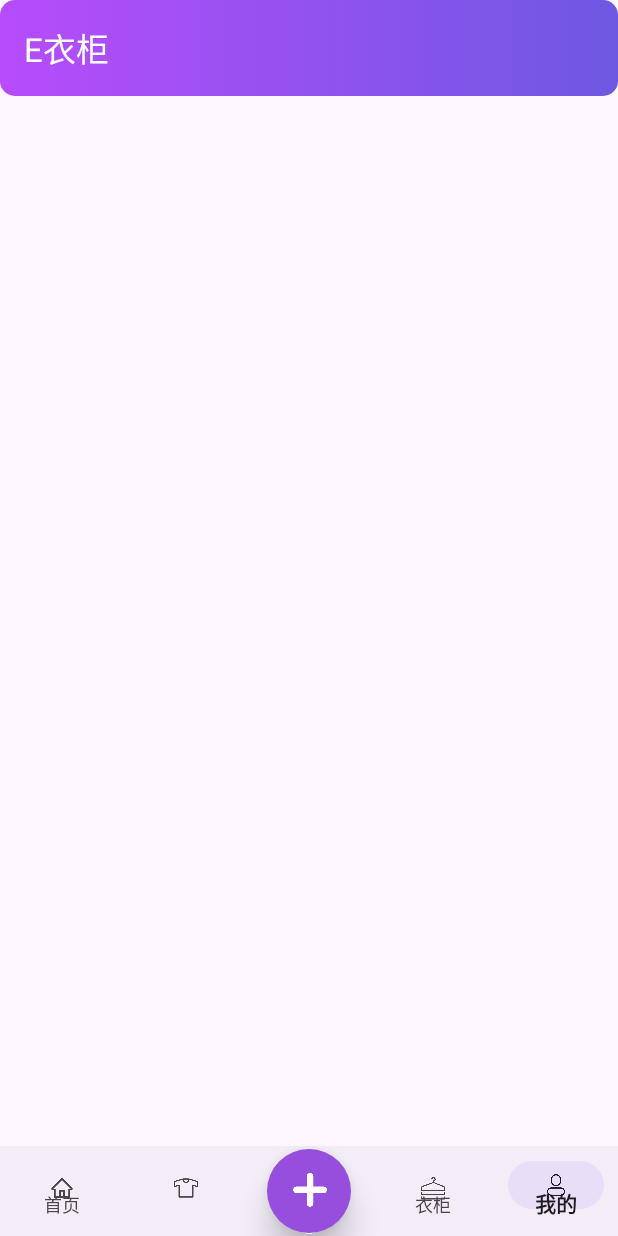
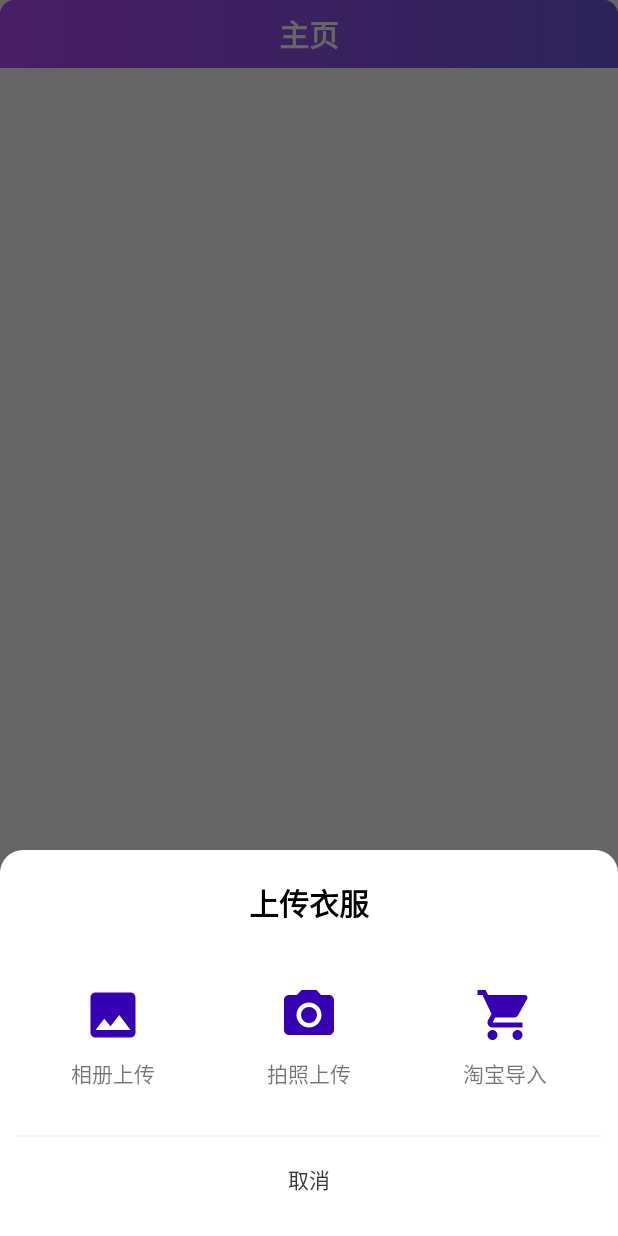
Before and after one commit to junhqin/ECloset, an Android app: the MainActivity screen opened directly, with no data from a screen before it, item 5 of the bottom bar chosen, on a phone screen of 412 x 824 dp. Run offline under Robolectric (Android 15) with nearby library versions, the phone set to English and light mode, and no system bars.

Commit message:
利用BottomSheetDialogFragment实现上传图片时选择上传方式

```diff
--- a/app/src/main/AndroidManifest.xml
+++ b/app/src/main/AndroidManifest.xml
@@ -12,6 +12,7 @@
         android:supportsRtl="true"
         android:theme="@style/Theme.ECloset"
         tools:targetApi="31">
+
         <activity
             android:name=".Activity.LoginActivity"
             android:exported="false" />
@@ -20,6 +21,7 @@
             android:exported="true">
             <intent-filter>
                 <action android:name="android.intent.action.MAIN" />
+
                 <category android:name="android.intent.category.LAUNCHER" />
             </intent-filter>
         </activity>
@@ -28,9 +30,9 @@
             android:exported="true">
             <intent-filter>
                 <action android:name="LoginSuccess" />
-                <category android:name="android.intent.category.DEFAULT"/>
+
+                <category android:name="android.intent.category.DEFAULT" />
             </intent-filter>
-
         </activity>
     </application>
 
--- a/app/src/main/java/com/ecloset/Activity/MainActivity.java
+++ b/app/src/main/java/com/ecloset/Activity/MainActivity.java
@@ -8,14 +8,18 @@ import androidx.viewpager.widget.ViewPager;
 import android.annotation.SuppressLint;
 import android.os.Bundle;
 import android.view.MenuItem;
+import android.view.View;
+import android.view.WindowManager;
 
 import com.ecloset.Adapter.vpAdapter;
+import com.ecloset.dialog.MyBottomSheetDialog;
 import com.ecloset.Fragment.ClosetFragment;
 import com.ecloset.Fragment.ClothesFragment;
 import com.ecloset.Fragment.HomeFragment;
 import com.ecloset.Fragment.MineFragment;
 import com.ecloset.R;
 import com.google.android.material.bottomnavigation.BottomNavigationView;
+import com.google.android.material.floatingactionbutton.FloatingActionButton;
 
 import java.util.ArrayList;
 import java.util.List;
@@ -25,7 +29,7 @@ public class MainActivity extends AppCompatActivity {
     private BottomNavigationView mbottomNavigationView;
     private vpAdapter mStateVpAdapter;
     private List<Fragment> mFragmentList;
-
+    private FloatingActionButton btn_add;
 
     @SuppressLint("MissingInflatedId")
     @Override
@@ -33,7 +37,47 @@ public class MainActivity extends AppCompatActivity {
         super.onCreate(savedInstanceState);
 
         setContentView(R.layout.activity_main);
+
         init();
+        setListener();
+    }
+
+
+    private void onPagerScrolled(int position) {
+        switch (position) {
+            case 0:
+                mbottomNavigationView.setSelectedItemId(R.id.menu_home);
+                break;
+            case 1:
+                mbottomNavigationView.setSelectedItemId(R.id.menu_clothes);
+                break;
+            case 2:
+                mbottomNavigationView.setSelectedItemId(R.id.menu_closet);
+                break;
+            case 3:
+                mbottomNavigationView.setSelectedItemId(R.id.menu_mine);
+                break;
+            default:
+                break;
+        }
+    }
+
+
+    private void init(){
+        btn_add = findViewById(R.id.floatingButton);
+        mViewPager = findViewById(R.id.vp);
+        mbottomNavigationView = findViewById(R.id.bottom_menu);
+        mFragmentList = new ArrayList<>();
+        mFragmentList.add(new HomeFragment());
+        mFragmentList.add(new ClothesFragment());
+        mFragmentList.add(new ClosetFragment());
+        mFragmentList.add(new MineFragment());
+        mStateVpAdapter = new vpAdapter(getSupportFragmentManager(), mFragmentList);
+        mViewPager.setAdapter(mStateVpAdapter);
+
+    }
+
+    private void setListener(){
         mViewPager.addOnPageChangeListener(new ViewPager.OnPageChangeListener() {
             @Override
             public void onPageScrolled(int position, float positionOffset, int positionOffsetPixels) {
@@ -72,35 +116,16 @@ public class MainActivity extends AppCompatActivity {
 
             }
         });
-    }
-    private void onPagerScrolled(int position) {
-        switch (position) {
-            case 0:
-                mbottomNavigationView.setSelectedItemId(R.id.menu_home);
-                break;
-            case 1:
-                mbottomNavigationView.setSelectedItemId(R.id.menu_clothes);
-                break;
-            case 2:
-                mbottomNavigationView.setSelectedItemId(R.id.menu_closet);
-                break;
-            case 3:
-                mbottomNavigationView.setSelectedItemId(R.id.menu_mine);
-                break;
-            default:
-                break;
-        }
-    }
-    private void init(){
-        mViewPager = findViewById(R.id.vp);
-        mbottomNavigationView = findViewById(R.id.bottom_menu);
-        mFragmentList = new ArrayList<>();
-        mFragmentList.add(new HomeFragment());
-        mFragmentList.add(new ClothesFragment());
-        mFragmentList.add(new ClosetFragment());
-        mFragmentList.add(new MineFragment());
-        mStateVpAdapter = new vpAdapter(getSupportFragmentManager(), mFragmentList);
-        mViewPager.setAdapter(mStateVpAdapter);
+        //添加衣物的按钮
+        btn_add.setOnClickListener(new View.OnClickListener() {
+            @Override
+            public void onClick(View view) {
+                MyBottomSheetDialog myBottomSheetDialog = new MyBottomSheetDialog();
+                myBottomSheetDialog.show(getSupportFragmentManager(), "MyBottomSheetDialog");
+            }
+        });
+
     }
 
+
 }
--- /dev/null
+++ b/app/src/main/java/com/ecloset/dialog/MyBottomSheetDialog.java
@@ -0,0 +1,47 @@
+package com.ecloset.dialog;
+
+import android.os.Bundle;
+import android.view.LayoutInflater;
+import android.view.View;
+import android.view.ViewGroup;
+import android.widget.TextView;
+
+import androidx.annotation.NonNull;
+import androidx.annotation.Nullable;
+
+import com.ecloset.R;
+import com.google.android.material.bottomsheet.BottomSheetDialogFragment;
+
+public class MyBottomSheetDialog extends BottomSheetDialogFragment {
+
+    @Override
+    public void onCreate(@Nullable Bundle savedInstanceState) {
+        super.onCreate(savedInstanceState);
+        setStyle(STYLE_NORMAL, R.style.BottomSheetDialog);
+    }
+
+    @Nullable
+    @Override
+    public View onCreateView(@NonNull LayoutInflater inflater, @Nullable ViewGroup container, @Nullable Bundle savedInstanceState) {
+        View view = inflater.inflate(R.layout.dialog_my_bottom_sheet, container, false);
+        initView(view);
+        return view;
+
+    }
+
+    private void initView(View view){
+        //do something
+        TextView tv_cancel = view.findViewById(R.id.tv_cancel);
+        tv_cancel.setOnClickListener(new View.OnClickListener() {
+            @Override
+            public void onClick(View view) {
+                dismiss();
+            }
+        });
+    }
+
+    @Override
+    public void onStart() {
+        super.onStart();
+    }
+}
--- /dev/null
+++ b/app/src/main/res/drawable/ic_album_photo_24.xml
@@ -0,0 +1,5 @@
+<vector android:height="24dp" android:tint="#3700B3"
+    android:viewportHeight="24" android:viewportWidth="24"
+    android:width="24dp" xmlns:android="http://schemas.android.com/apk/res/android">
+    <path android:fillColor="@android:color/white" android:pathData="M21,19V5c0,-1.1 -0.9,-2 -2,-2H5c-1.1,0 -2,0.9 -2,2v14c0,1.1 0.9,2 2,2h14c1.1,0 2,-0.9 2,-2zM8.5,13.5l2.5,3.01L14.5,12l4.5,6H5l3.5,-4.5z"/>
+</vector>
--- /dev/null
+++ b/app/src/main/res/drawable/ic_photo_camera.xml
@@ -0,0 +1,6 @@
+<vector android:height="24dp" android:tint="#3700B3"
+    android:viewportHeight="24" android:viewportWidth="24"
+    android:width="24dp" xmlns:android="http://schemas.android.com/apk/res/android">
+    <path android:fillColor="@android:color/white" android:pathData="M12,12m-3.2,0a3.2,3.2 0,1 1,6.4 0a3.2,3.2 0,1 1,-6.4 0"/>
+    <path android:fillColor="@android:color/white" android:pathData="M9,2L7.17,4L4,4c-1.1,0 -2,0.9 -2,2v12c0,1.1 0.9,2 2,2h16c1.1,0 2,-0.9 2,-2L22,6c0,-1.1 -0.9,-2 -2,-2h-3.17L15,2L9,2zM12,17c-2.76,0 -5,-2.24 -5,-5s2.24,-5 5,-5 5,2.24 5,5 -2.24,5 -5,5z"/>
+</vector>
--- /dev/null
+++ b/app/src/main/res/drawable/ic_taobao.xml
@@ -0,0 +1,5 @@
+<vector android:height="24dp" android:tint="#3700B3"
+    android:viewportHeight="24" android:viewportWidth="24"
+    android:width="24dp" xmlns:android="http://schemas.android.com/apk/res/android">
+    <path android:fillColor="@android:color/white" android:pathData="M7,18c-1.1,0 -1.99,0.9 -1.99,2S5.9,22 7,22s2,-0.9 2,-2 -0.9,-2 -2,-2zM1,2v2h2l3.6,7.59 -1.35,2.45c-0.16,0.28 -0.25,0.61 -0.25,0.96 0,1.1 0.9,2 2,2h12v-2L7.42,15c-0.14,0 -0.25,-0.11 -0.25,-0.25l0.03,-0.12 0.9,-1.63h7.45c0.75,0 1.41,-0.41 1.75,-1.03l3.58,-6.49c0.08,-0.14 0.12,-0.31 0.12,-0.48 0,-0.55 -0.45,-1 -1,-1L5.21,4l-0.94,-2L1,2zM17,18c-1.1,0 -1.99,0.9 -1.99,2s0.89,2 1.99,2 2,-0.9 2,-2 -0.9,-2 -2,-2z"/>
+</vector>
--- /dev/null
+++ b/app/src/main/res/drawable/shape_sheet_dialog_bg.xml
@@ -0,0 +1,7 @@
+<?xml version="1.0" encoding="utf-8"?>
+<shape xmlns:android="http://schemas.android.com/apk/res/android">
+    <corners
+        android:topLeftRadius="15dp"
+        android:topRightRadius="15dp" />
+    <solid android:color="@color/white" />
+</shape>
--- a/app/src/main/res/layout/activity_main.xml
+++ b/app/src/main/res/layout/activity_main.xml
@@ -3,30 +3,39 @@
 <androidx.constraintlayout.widget.ConstraintLayout xmlns:android="http://schemas.android.com/apk/res/android"
     xmlns:app="http://schemas.android.com/apk/res-auto"
     xmlns:tools="http://schemas.android.com/tools"
+    android:fitsSystemWindows="true"
     android:layout_width="match_parent"
     android:layout_height="match_parent"
     tools:context=".Activity.MainActivity"
+    android:background="@drawable/button_background">
     >
 
     <androidx.appcompat.widget.Toolbar
         android:id="@+id/toolbar"
         android:layout_width="match_parent"
-        android:layout_height="?attr/actionBarSize"
+        android:layout_height="45dp"
         android:background="@drawable/button_background"
-        android:theme="@style/ThemeOverlay.AppCompat.Dark.ActionBar"
-        app:layout_constraintBottom_toBottomOf="parent"
-        app:layout_constraintEnd_toEndOf="parent"
-        app:layout_constraintStart_toStartOf="parent"
-        app:layout_constraintTop_toTopOf="parent"
-        app:popupTheme="@style/ThemeOverlay.AppCompat.Light"
-        app:title="E衣柜"
-        app:layout_constraintVertical_bias="0.0">
+        android:maxHeight="?attr/actionBarSize"
+        android:layout_gravity="center"
+        app:layout_constraintTop_toTopOf="parent" >
+        <TextView
+            android:id="@+id/title"
+            android:layout_width="wrap_content"
+            android:layout_height="wrap_content"
+            android:layout_centerInParent="true"
+            android:layout_gravity="center"
+            android:text="主页"
+            android:textColor="@android:color/white"
+            android:textSize="20sp"
+            android:textStyle="bold"></TextView>
     </androidx.appcompat.widget.Toolbar>
+
     <androidx.viewpager.widget.ViewPager
         android:id="@+id/vp"
         android:layout_width="match_parent"
         android:layout_height="0dp"
-        app:layout_constraintTop_toBottomOf="@id/toolbar" />
+        app:layout_constraintTop_toBottomOf="@id/toolbar"
+        android:background="@color/white"/>
 
     <androidx.coordinatorlayout.widget.CoordinatorLayout
         android:id="@+id/coordinatorLayout"
@@ -59,7 +68,6 @@
             android:id="@+id/floatingButton"
             android:layout_width="wrap_content"
             android:layout_height="wrap_content"
-            android:contentDescription="fab"
             app:backgroundTint="#974edd"
             app:elevation="12dp"
             app:layout_anchor="@+id/bottom_menu"
--- /dev/null
+++ b/app/src/main/res/layout/addinfo_view.xml
@@ -0,0 +1,6 @@
+<?xml version="1.0" encoding="utf-8"?>
+<androidx.constraintlayout.widget.ConstraintLayout xmlns:android="http://schemas.android.com/apk/res/android"
+    android:layout_width="match_parent"
+    android:layout_height="match_parent">
+
+</androidx.constraintlayout.widget.ConstraintLayout>
--- /dev/null
+++ b/app/src/main/res/layout/dialog_my_bottom_sheet.xml
@@ -0,0 +1,107 @@
+<?xml version="1.0" encoding="utf-8"?>
+<LinearLayout xmlns:android="http://schemas.android.com/apk/res/android"
+    android:layout_width="match_parent"
+    android:layout_height="wrap_content"
+    android:background="@drawable/shape_sheet_dialog_bg"
+    android:orientation="vertical"
+    android:padding="10dp">
+
+    <TextView
+        android:layout_width="match_parent"
+        android:layout_height="wrap_content"
+        android:gravity="center_horizontal"
+        android:padding="10dp"
+        android:text="上传衣服"
+        android:textStyle="bold"
+        android:textColor="@android:color/black"
+        android:textSize="20sp" />
+
+    <LinearLayout
+        android:layout_width="match_parent"
+        android:layout_height="130dp"
+        android:gravity="center"
+        android:orientation="horizontal">
+
+
+
+        <LinearLayout
+            android:layout_width="0dp"
+            android:layout_height="match_parent"
+            android:layout_weight="1"
+            android:gravity="center"
+            android:orientation="vertical">
+
+            <ImageView
+                android:layout_width="40dp"
+                android:layout_height="40dp"
+                android:src="@drawable/ic_album_photo_24" />
+
+            <TextView
+                android:layout_width="wrap_content"
+                android:layout_height="wrap_content"
+                android:layout_marginTop="8dp"
+                android:text="相册上传"
+                android:textSize="14sp" />
+
+        </LinearLayout>
+
+        <LinearLayout
+            android:layout_width="0dp"
+            android:layout_height="match_parent"
+            android:layout_weight="1"
+            android:gravity="center"
+            android:orientation="vertical">
+
+            <ImageView
+                android:layout_width="40dp"
+                android:layout_height="40dp"
+                android:src="@drawable/ic_photo_camera" />
+
+            <TextView
+                android:layout_width="wrap_content"
+                android:layout_height="wrap_content"
+                android:layout_marginTop="8dp"
+                android:text="拍照上传"
+                android:textSize="14sp" />
+
+        </LinearLayout>
+
+        <LinearLayout
+            android:layout_width="0dp"
+            android:layout_height="match_parent"
+            android:layout_weight="1"
+            android:gravity="center"
+            android:orientation="vertical">
+
+            <ImageView
+                android:layout_width="40dp"
+                android:layout_height="40dp"
+                android:src="@drawable/ic_taobao" />
+
+            <TextView
+                android:layout_width="wrap_content"
+                android:layout_height="wrap_content"
+                android:layout_marginTop="8dp"
+                android:text="淘宝导入"
+                android:textSize="14sp" />
+
+        </LinearLayout>
+
+    </LinearLayout>
+
+    <View
+        android:layout_width="match_parent"
+        android:layout_height="1dp"
+        android:background="#f5f5f5" />
+
+    <TextView
+        android:id="@+id/tv_cancel"
+        android:layout_width="match_parent"
+        android:layout_height="56dp"
+        android:gravity="center"
+        android:text="取消"
+        android:textColor="#ff36373d"
+        android:textSize="14sp" />
+
+
+</LinearLayout>
--- a/app/src/main/res/layout/fragment_closet.xml
+++ b/app/src/main/res/layout/fragment_closet.xml
@@ -5,10 +5,11 @@
     android:layout_height="match_parent"
     tools:context=".Fragment.ClosetFragment">
 
-    <!-- TODO: Update blank fragment layout -->
-    <TextView
+
+    <androidx.recyclerview.widget.RecyclerView
+        android:id="@+id/closet_list"
         android:layout_width="match_parent"
-        android:layout_height="match_parent"
-        android:text="closet" />
+        android:layout_height="match_parent" />
+
 
 </FrameLayout>
--- /dev/null
+++ b/app/src/main/res/layout/item_category.xml
@@ -0,0 +1,6 @@
+<?xml version="1.0" encoding="utf-8"?>
+<androidx.constraintlayout.widget.ConstraintLayout xmlns:android="http://schemas.android.com/apk/res/android"
+    android:layout_width="match_parent"
+    android:layout_height="match_parent">
+
+</androidx.constraintlayout.widget.ConstraintLayout>
--- /dev/null
+++ b/app/src/main/res/layout/item_clothes.xml
@@ -0,0 +1,25 @@
+<?xml version="1.0" encoding="utf-8"?>
+<androidx.cardview.widget.CardView xmlns:android="http://schemas.android.com/apk/res/android"
+    xmlns:app="http://schemas.android.com/apk/res-auto"
+    android:layout_width="205dp"
+    android:layout_height="240dp"
+    android:layout_margin="8dp"
+    app:cardCornerRadius="10dp"
+    app:cardElevation="3dp">
+
+
+    <LinearLayout
+        android:layout_width="match_parent"
+        android:layout_height="match_parent"
+        android:orientation="vertical">
+
+        <ImageView
+            android:id="@+id/pic"
+            android:layout_width="wrap_content"
+            android:layout_height="wrap_content"
+            android:layout_margin="20dp"
+            android:scaleType="centerInside"
+            app:srcCompat="@drawable/closet" />
+
+    </LinearLayout>
+</androidx.cardview.widget.CardView>
--- a/app/src/main/res/menu/bottom_nav_menu.xml
+++ b/app/src/main/res/menu/bottom_nav_menu.xml
@@ -7,7 +7,7 @@
     <item
         android:id="@+id/menu_clothes"
         android:icon="@drawable/clothes"
-        android:title="" />
+        android:title="逛逛" />
     <item
 
         android:title="" />
--- a/app/src/main/res/values/styles.xml
+++ b/app/src/main/res/values/styles.xml
@@ -19,4 +19,13 @@
         <item name="android:textSize">12sp</item>
     </style>
 
+    <!--实现BottomSheetDialog圆角效果-->
+    <style name="BottomSheetDialog" parent="Theme.Design.Light.BottomSheetDialog">
+        <item name="bottomSheetStyle">@style/bottomSheetStyleWrapper</item>
+    </style>
+
+    <style name="bottomSheetStyleWrapper" parent="Widget.Design.BottomSheet.Modal">
+        <item name="android:background">@android:color/transparent</item>
+    </style>
+
 </resources>
```
